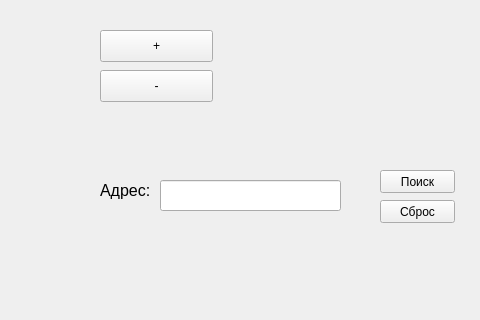
Old version of the form file.ui in the repository KolesnikovaEk/apiproject; both pictures show x 420 to 900 and y 0 to 320 of the 900 by 450 pixel window.
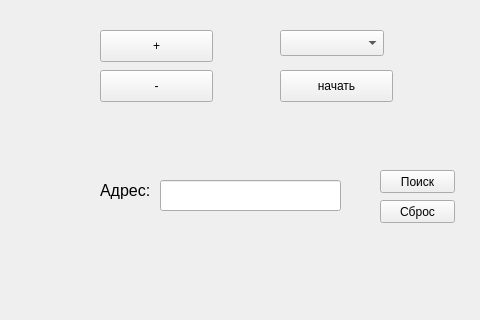
New version of the form.

The edit to the form file:
```diff
--- a/file.ui
+++ b/file.ui
@@ -151,6 +151,29 @@
     <bool>false</bool>
    </property>
   </widget>
+  <widget class="QComboBox" name="comboBox">
+   <property name="geometry">
+    <rect>
+     <x>700</x>
+     <y>30</y>
+     <width>104</width>
+     <height>26</height>
+    </rect>
+   </property>
+  </widget>
+  <widget class="QPushButton" name="pushButton_scheme">
+   <property name="geometry">
+    <rect>
+     <x>700</x>
+     <y>70</y>
+     <width>113</width>
+     <height>32</height>
+    </rect>
+   </property>
+   <property name="text">
+    <string>начать</string>
+   </property>
+  </widget>
  </widget>
  <resources/>
  <connections/>
```
